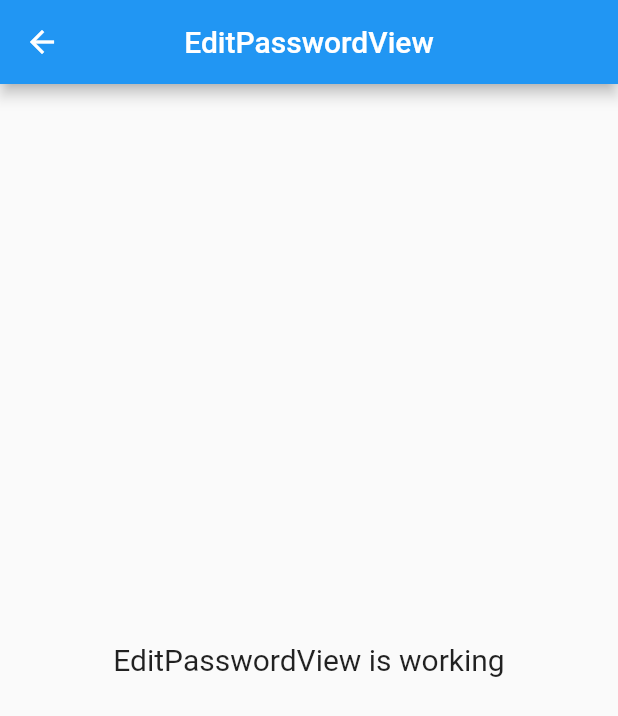
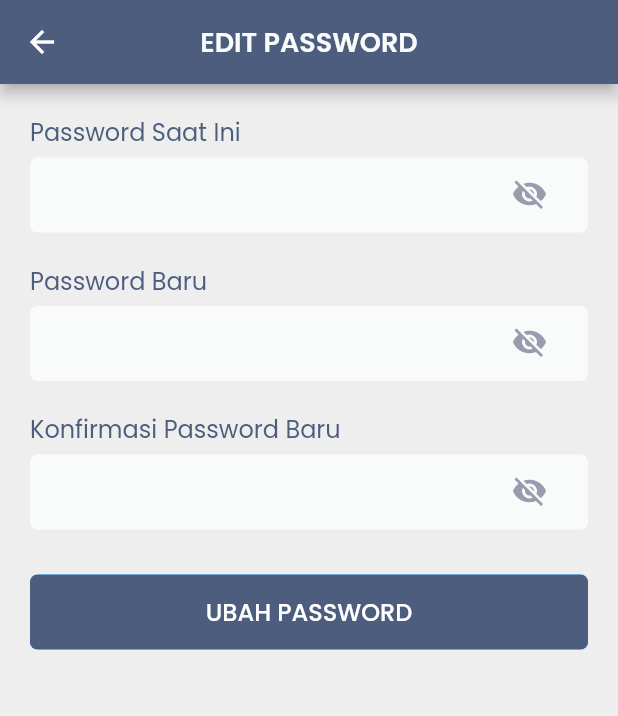
Before and after one commit to ovraka/tracer_study, a Flutter app: the EditPasswordView screen opened by its route, on a phone screen of 412 x 824 dp. Shown: the top 716 px of the screen. Run offline on Flutter 3.47's test engine with Material 2 defaults, Android fonts, the phone set to English and light mode, and no system bars; our stand-ins replace cloud_firestore, dropdown_button2, firebase_auth, firebase_core, firebase_storage, get and 2 more; missing offline and left inert: get_cli; accounts and stored records are empty; network calls fail.

Commit message:
Edit Password Commit

```diff
--- a/lib/app/modules/edit_password/controllers/edit_password_controller.dart
+++ b/lib/app/modules/edit_password/controllers/edit_password_controller.dart
@@ -1,23 +1,52 @@
+import 'package:firebase_auth/firebase_auth.dart';
+import 'package:flutter/cupertino.dart';
 import 'package:get/get.dart';
 
 class EditPasswordController extends GetxController {
-  //TODO: Implement EditPasswordController
+  TextEditingController currentPasswordController = TextEditingController();
+  TextEditingController newPasswordController = TextEditingController();
+  TextEditingController confirmNewPasswordController = TextEditingController();
 
-  final count = 0.obs;
-  @override
-  void onInit() {
-    super.onInit();
+  RxBool isLoading = false.obs;
+  var isCurrentPasswordHide = true.obs;
+  var isNewPassworddHide = true.obs;
+  var isConfirmNewPasswordHide = true.obs;
+  FirebaseAuth auth = FirebaseAuth.instance;
+
+  void editPassword() async {
+    if (currentPasswordController.text.isNotEmpty &&
+        newPasswordController.text.isNotEmpty &&
+        confirmNewPasswordController.text.isNotEmpty) {
+      if (newPasswordController.text == confirmNewPasswordController.text) {
+        isLoading.value = true;
+        try {
+          String emailUser = auth.currentUser!.email!;
+
+          await auth.signInWithEmailAndPassword(
+              email: emailUser, password: currentPasswordController.text);
+
+          await auth.currentUser!.updatePassword(newPasswordController.text);
+
+          Get.back();
+          Get.snackbar('Berhasil!', 'Anda berhasil mengganti pasword');
+        } on FirebaseAuthException catch (e) {
+          if (e.code == 'wrong_password') {
+            Get.snackbar('Terjadi Kesalahan',
+                'Password sekarang anda salah, masukkan dengan benar');
+          } else {
+            Get.snackbar('Terjadi Kesalahan', e.code.toLowerCase());
+          }
+        } catch (e) {
+          Get.snackbar('Terjadi Kesalahan',
+              'Tidak dapat mengganti password, silahkan hubungi operator');
+        } finally {
+          isLoading.value = false;
+        }
+      } else {
+        Get.snackbar('Terjadi Kesalahan', 'Konfirmasi password harus sama');
+      }
+    } else {
+      Get.snackbar('Terjadi Kesalahan', 'Password tidak boleh kosong');
+    }
   }
-
-  @override
-  void onReady() {
-    super.onReady();
-  }
-
-  @override
-  void onClose() {
-    super.onClose();
-  }
-
-  void increment() => count.value++;
 }
--- a/lib/app/modules/edit_password/views/edit_password_view.dart
+++ b/lib/app/modules/edit_password/views/edit_password_view.dart
@@ -1,7 +1,10 @@
 import 'package:flutter/material.dart';
 
 import 'package:get/get.dart';
+import 'package:google_fonts/google_fonts.dart';
 
+import '../../../data/theme/colors.dart';
+import '../../../data/theme/custom_widget.dart';
 import '../controllers/edit_password_controller.dart';
 
 class EditPasswordView extends GetView<EditPasswordController> {
@@ -9,15 +12,90 @@ class EditPasswordView extends GetView<EditPasswordController> {
   @override
   Widget build(BuildContext context) {
     return Scaffold(
+      backgroundColor: Colors.grey[200],
       appBar: AppBar(
-        title: const Text('EditPasswordView'),
+        backgroundColor: softNavy,
+        title: Text("EDIT PASSWORD",
+            style: GoogleFonts.poppins(
+                textStyle: const TextStyle(
+                    fontSize: 18,
+                    fontWeight: FontWeight.w600,
+                    color: softWhite))),
         centerTitle: true,
       ),
-      body: Center(
-        child: Text(
-          'EditPasswordView is working',
-          style: TextStyle(fontSize: 20),
-        ),
+      body: ListView(
+        padding: const EdgeInsets.all(20),
+        children: [
+          Text("Password Saat Ini",
+              style: GoogleFonts.poppins(
+                  textStyle: const TextStyle(
+                      fontSize: 16,
+                      fontWeight: FontWeight.w400,
+                      color: softNavy))),
+          const SizedBox(
+            height: 5,
+          ),
+          inputPassword(
+              controller: controller.currentPasswordController,
+              obscureText: controller.isCurrentPasswordHide,
+              onPressed: () {
+                controller.isCurrentPasswordHide.toggle();
+              },
+              isPasswordHide: controller.isCurrentPasswordHide,
+              hintText: ""),
+          const SizedBox(
+            height: 20,
+          ),
+          Text("Password Baru",
+              style: GoogleFonts.poppins(
+                  textStyle: const TextStyle(
+                      fontSize: 16,
+                      fontWeight: FontWeight.w400,
+                      color: softNavy))),
+          const SizedBox(
+            height: 5,
+          ),
+          inputPassword(
+              controller: controller.newPasswordController,
+              obscureText: controller.isNewPassworddHide,
+              onPressed: () {
+                controller.isNewPassworddHide.toggle();
+              },
+              isPasswordHide: controller.isNewPassworddHide,
+              hintText: ""),
+          const SizedBox(
+            height: 20,
+          ),
+          Text("Konfirmasi Password Baru",
+              style: GoogleFonts.poppins(
+                  textStyle: const TextStyle(
+                      fontSize: 16,
+                      fontWeight: FontWeight.w400,
+                      color: softNavy))),
+          const SizedBox(
+            height: 5,
+          ),
+          inputPassword(
+              controller: controller.confirmNewPasswordController,
+              obscureText: controller.isConfirmNewPasswordHide,
+              onPressed: () {
+                controller.isConfirmNewPasswordHide.toggle();
+              },
+              isPasswordHide: controller.isConfirmNewPasswordHide,
+              hintText: ""),
+          const SizedBox(
+            height: 30,
+          ),
+          Obx(() => basicButton(
+              onPressed: () async {
+                if (controller.isLoading.isFalse) {
+                  controller.editPassword();
+                }
+              },
+              buttonText: controller.isLoading.isFalse
+                  ? 'UBAH PASSWORD'
+                  : 'Loading...'))
+        ],
       ),
     );
   }
```
